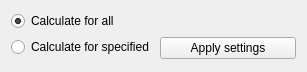
The window that graphs/ui/settings.ui (zexUlt/masters_python) describes before a commit, drawn with Qt 5.
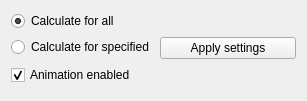
The same window after the commit.

Commit message: Added ability to stop animation

What changed in the file:
```diff
--- a/graphs/ui/settings.ui
+++ b/graphs/ui/settings.ui
@@ -7,9 +7,21 @@
     <x>0</x>
     <y>0</y>
     <width>307</width>
-    <height>72</height>
+    <height>101</height>
    </rect>
   </property>
+  <property name="minimumSize">
+   <size>
+    <width>307</width>
+    <height>101</height>
+   </size>
+  </property>
+  <property name="maximumSize">
+   <size>
+    <width>307</width>
+    <height>101</height>
+   </size>
+  </property>
   <property name="windowTitle">
    <string>Preferences</string>
   </property>
@@ -38,6 +50,16 @@
      </property>
     </widget>
    </item>
+   <item row="2" column="0">
+    <widget class="QCheckBox" name="animToggle">
+     <property name="text">
+      <string>Animation enabled</string>
+     </property>
+     <property name="checked">
+      <bool>true</bool>
+     </property>
+    </widget>
+   </item>
   </layout>
  </widget>
  <resources/>
```
The commit also changes 2 other files.
